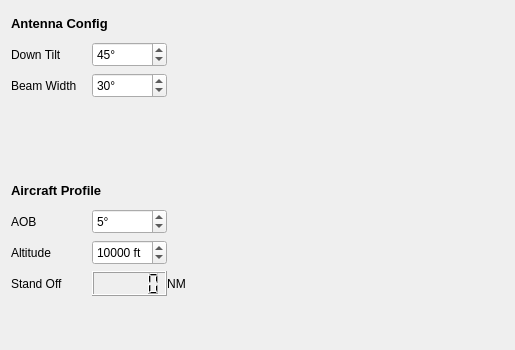
The window that antennacalculator.ui (hamish-mcc/AntennaLoSCalculator) describes before a commit, drawn with Qt 5.
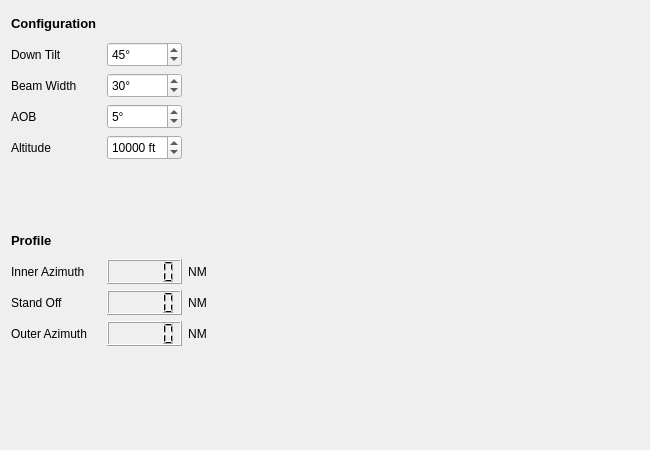
The same window after the commit.

Commit message: Basic version. TO DO - improve UI visuals.

Patch:
```diff
--- a/antennacalculator.ui
+++ b/antennacalculator.ui
@@ -6,8 +6,8 @@
    <rect>
     <x>0</x>
     <y>0</y>
-    <width>515</width>
-    <height>350</height>
+    <width>650</width>
+    <height>450</height>
    </rect>
   </property>
   <property name="sizePolicy">
@@ -16,20 +16,26 @@
     <verstretch>0</verstretch>
    </sizepolicy>
   </property>
+  <property name="minimumSize">
+   <size>
+    <width>650</width>
+    <height>450</height>
+   </size>
+  </property>
   <property name="maximumSize">
    <size>
-    <width>515</width>
-    <height>350</height>
+    <width>650</width>
+    <height>450</height>
    </size>
   </property>
   <property name="windowTitle">
    <string>AntennaCalculator</string>
   </property>
   <layout class="QGridLayout" name="gridLayout">
-   <item row="1" column="0">
-    <layout class="QVBoxLayout" name="aircraftProfileLayout">
+   <item row="0" column="0">
+    <layout class="QVBoxLayout" name="ConfigLayout">
      <item>
-      <widget class="QLabel" name="aircraftProfileLabel">
+      <widget class="QLabel" name="antennaConfigLabel">
        <property name="minimumSize">
         <size>
          <width>175</width>
@@ -50,10 +56,7 @@
         </font>
        </property>
        <property name="text">
-        <string>Aircraft Profile</string>
-       </property>
-       <property name="alignment">
-        <set>Qt::AlignLeading|Qt::AlignLeft|Qt::AlignVCenter</set>
+        <string>Configuration</string>
        </property>
       </widget>
      </item>
@@ -62,20 +65,131 @@
        <property name="labelAlignment">
         <set>Qt::AlignLeading|Qt::AlignLeft|Qt::AlignTop</set>
        </property>
-       <property name="formAlignment">
-        <set>Qt::AlignLeading|Qt::AlignLeft|Qt::AlignTop</set>
-       </property>
        <item row="0" column="0">
+        <widget class="QLabel" name="downTiltLabel">
+         <property name="minimumSize">
+          <size>
+           <width>90</width>
+           <height>25</height>
+          </size>
+         </property>
+         <property name="maximumSize">
+          <size>
+           <width>90</width>
+           <height>25</height>
+          </size>
+         </property>
+         <property name="font">
+          <font>
+           <pointsize>9</pointsize>
+          </font>
+         </property>
+         <property name="text">
+          <string>Down Tilt</string>
+         </property>
+        </widget>
+       </item>
+       <item row="0" column="1">
+        <widget class="QSpinBox" name="downTiltInput">
+         <property name="minimumSize">
+          <size>
+           <width>75</width>
+           <height>25</height>
+          </size>
+         </property>
+         <property name="maximumSize">
+          <size>
+           <width>75</width>
+           <height>25</height>
+          </size>
+         </property>
+         <property name="font">
+          <font>
+           <pointsize>9</pointsize>
+          </font>
+         </property>
+         <property name="suffix">
+          <string>°</string>
+         </property>
+         <property name="minimum">
+          <number>15</number>
+         </property>
+         <property name="maximum">
+          <number>75</number>
+         </property>
+         <property name="value">
+          <number>45</number>
+         </property>
+        </widget>
+       </item>
+       <item row="1" column="0">
+        <widget class="QLabel" name="beamWidthLabel">
+         <property name="minimumSize">
+          <size>
+           <width>90</width>
+           <height>25</height>
+          </size>
+         </property>
+         <property name="maximumSize">
+          <size>
+           <width>90</width>
+           <height>25</height>
+          </size>
+         </property>
+         <property name="font">
+          <font>
+           <pointsize>9</pointsize>
+          </font>
+         </property>
+         <property name="text">
+          <string>Beam Width</string>
+         </property>
+        </widget>
+       </item>
+       <item row="1" column="1">
+        <widget class="QSpinBox" name="beamWidthInput">
+         <property name="minimumSize">
+          <size>
+           <width>75</width>
+           <height>25</height>
+          </size>
+         </property>
+         <property name="maximumSize">
+          <size>
+           <width>75</width>
+           <height>25</height>
+          </size>
+         </property>
+         <property name="font">
+          <font>
+           <pointsize>9</pointsize>
+          </font>
+         </property>
+         <property name="suffix">
+          <string>°</string>
+         </property>
+         <property name="minimum">
+          <number>0</number>
+         </property>
+         <property name="maximum">
+          <number>100</number>
+         </property>
+         <property name="value">
+          <number>30</number>
+         </property>
+        </widget>
+       </item>
+       <item row="2" column="0">
         <widget class="QLabel" name="aobLabel">
          <property name="minimumSize">
           <size>
-           <width>75</width>
+           <width>90</width>
            <height>25</height>
           </size>
          </property>
          <property name="maximumSize">
           <size>
-           <width>75</width>
+           <width>90</width>
            <height>25</height>
           </size>
          </property>
@@ -89,7 +203,7 @@
          </property>
         </widget>
        </item>
-       <item row="0" column="1">
+       <item row="2" column="1">
         <widget class="QSpinBox" name="aobInput">
          <property name="minimumSize">
           <size>
@@ -122,17 +236,17 @@
          </property>
         </widget>
        </item>
-       <item row="1" column="0">
+       <item row="3" column="0">
         <widget class="QLabel" name="altitudeLabel">
          <property name="minimumSize">
           <size>
-           <width>75</width>
+           <width>90</width>
            <height>25</height>
           </size>
          </property>
          <property name="maximumSize">
           <size>
-           <width>75</width>
+           <width>90</width>
            <height>25</height>
           </size>
          </property>
@@ -146,7 +260,7 @@
          </property>
         </widget>
        </item>
-       <item row="1" column="1">
+       <item row="3" column="1">
         <widget class="QSpinBox" name="altitudeInput">
          <property name="minimumSize">
           <size>
@@ -179,17 +293,127 @@
          </property>
         </widget>
        </item>
-       <item row="2" column="0">
+      </layout>
+     </item>
+    </layout>
+   </item>
+   <item row="0" column="1" rowspan="2">
+    <layout class="QVBoxLayout" name="figLayout"/>
+   </item>
+   <item row="1" column="0">
+    <layout class="QVBoxLayout" name="ProfileLayout">
+     <item>
+      <widget class="QLabel" name="aircraftProfileLabel">
+       <property name="minimumSize">
+        <size>
+         <width>175</width>
+         <height>25</height>
+        </size>
+       </property>
+       <property name="maximumSize">
+        <size>
+         <width>175</width>
+         <height>25</height>
+        </size>
+       </property>
+       <property name="font">
+        <font>
+         <pointsize>10</pointsize>
+         <weight>75</weight>
+         <bold>true</bold>
+        </font>
+       </property>
+       <property name="text">
+        <string>Profile</string>
+       </property>
+       <property name="alignment">
+        <set>Qt::AlignLeading|Qt::AlignLeft|Qt::AlignVCenter</set>
+       </property>
+      </widget>
+     </item>
+     <item>
+      <layout class="QFormLayout" name="ProfileForm">
+       <property name="labelAlignment">
+        <set>Qt::AlignLeading|Qt::AlignLeft|Qt::AlignTop</set>
+       </property>
+       <property name="formAlignment">
+        <set>Qt::AlignLeading|Qt::AlignLeft|Qt::AlignTop</set>
+       </property>
+       <item row="0" column="1">
+        <widget class="QWidget" name="innerAzDisplay" native="true">
+         <property name="minimumSize">
+          <size>
+           <width>100</width>
+           <height>25</height>
+          </size>
+         </property>
+         <property name="maximumSize">
+          <size>
+           <width>100</width>
+           <height>25</height>
+          </size>
+         </property>
+         <widget class="QLCDNumber" name="innerAzValue">
+          <property name="geometry">
+           <rect>
+            <x>0</x>
+            <y>0</y>
+            <width>75</width>
+            <height>25</height>
+           </rect>
+          </property>
+          <property name="minimumSize">
+           <size>
+            <width>75</width>
+            <height>25</height>
+           </size>
+          </property>
+          <property name="maximumSize">
+           <size>
+            <width>75</width>
+            <height>25</height>
+           </size>
+          </property>
+          <property name="font">
+           <font>
+            <pointsize>9</pointsize>
+           </font>
+          </property>
+         </widget>
+         <widget class="QLabel" name="NmLabel_3">
+          <property name="geometry">
+           <rect>
+            <x>80</x>
+            <y>0</y>
+            <width>21</width>
+            <height>20</height>
+           </rect>
+          </property>
+          <property name="font">
+           <font>
+            <pointsize>9</pointsize>
+           </font>
+          </property>
+          <property name="text">
+           <string>NM</string>
+          </property>
+          <property name="alignment">
+           <set>Qt::AlignBottom|Qt::AlignHCenter</set>
+          </property>
+         </widget>
+        </widget>
+       </item>
+       <item row="1" column="0">
         <widget class="QLabel" name="standOffLabel">
          <property name="minimumSize">
           <size>
-           <width>75</width>
+           <width>90</width>
            <height>25</height>
           </size>
          </property>
          <property name="maximumSize">
           <size>
-           <width>75</width>
+           <width>90</width>
            <height>25</height>
           </size>
          </property>
@@ -203,7 +427,7 @@
          </property>
         </widget>
        </item>
-       <item row="2" column="1">
+       <item row="1" column="1">
         <widget class="QWidget" name="standOffDisplay" native="true">
          <property name="minimumSize">
           <size>
@@ -213,14 +437,14 @@
          </property>
          <property name="maximumSize">
           <size>
-           <width>75</width>
+           <width>100</width>
            <height>25</height>
           </size>
          </property>
          <widget class="QLabel" name="NmLabel">
           <property name="geometry">
            <rect>
-            <x>74</x>
+            <x>80</x>
             <y>0</y>
             <width>21</width>
             <height>20</height>
@@ -267,69 +491,53 @@
          </widget>
         </widget>
        </item>
-      </layout>
-     </item>
-    </layout>
-   </item>
-   <item row="0" column="0">
-    <layout class="QVBoxLayout" name="antennaConfigLayout">
-     <item>
-      <widget class="QLabel" name="antennaConfigLabel">
+       <item row="2" column="0">
+        <widget class="QLabel" name="outerAzLabel">
        <property name="minimumSize">
         <size>
-         <width>175</width>
+           <width>90</width>
          <height>25</height>
         </size>
        </property>
        <property name="maximumSize">
         <size>
-         <width>175</width>
+           <width>90</width>
          <height>25</height>
         </size>
        </property>
        <property name="font">
         <font>
-         <pointsize>10</pointsize>
-         <weight>75</weight>
-         <bold>true</bold>
+           <pointsize>9</pointsize>
         </font>
        </property>
        <property name="text">
-        <string>Antenna Config</string>
+          <string>Outer Azimuth</string>
        </property>
       </widget>
      </item>
-     <item>
-      <layout class="QFormLayout" name="antennaConfigForm">
-       <property name="labelAlignment">
-        <set>Qt::AlignLeading|Qt::AlignLeft|Qt::AlignTop</set>
-       </property>
-       <item row="0" column="0">
-        <widget class="QLabel" name="downTiltLabel">
+       <item row="2" column="1">
+        <widget class="QWidget" name="outerAzDisplay" native="true">
          <property name="minimumSize">
           <size>
-           <width>75</width>
+           <width>100</width>
            <height>25</height>
           </size>
          </property>
          <property name="maximumSize">
           <size>
-           <width>75</width>
+           <width>100</width>
            <height>25</height>
           </size>
          </property>
-         <property name="font">
-          <font>
-           <pointsize>9</pointsize>
-          </font>
-         </property>
-         <property name="text">
-          <string>Down Tilt</string>
-         </property>
-        </widget>
-       </item>
-       <item row="0" column="1">
-        <widget class="QSpinBox" name="downTiltInput">
+         <widget class="QLCDNumber" name="outerAzValue">
+          <property name="geometry">
+           <rect>
+            <x>0</x>
+            <y>0</y>
+            <width>75</width>
+            <height>25</height>
+           </rect>
+          </property>
          <property name="minimumSize">
           <size>
            <width>75</width>
@@ -347,55 +555,41 @@
            <pointsize>9</pointsize>
           </font>
          </property>
-         <property name="suffix">
-          <string>°</string>
-         </property>
-         <property name="minimum">
-          <number>15</number>
-         </property>
-         <property name="maximum">
-          <number>75</number>
-         </property>
-         <property name="value">
-          <number>45</number>
-         </property>
-        </widget>
-       </item>
-       <item row="1" column="0">
-        <widget class="QLabel" name="beamWidthLabel">
-         <property name="minimumSize">
-          <size>
-           <width>75</width>
-           <height>25</height>
-          </size>
-         </property>
-         <property name="maximumSize">
-          <size>
-           <width>75</width>
-           <height>25</height>
-          </size>
-         </property>
+         </widget>
+         <widget class="QLabel" name="NmLabel_4">
+          <property name="geometry">
+           <rect>
+            <x>80</x>
+            <y>0</y>
+            <width>21</width>
+            <height>20</height>
+           </rect>
+          </property>
          <property name="font">
           <font>
            <pointsize>9</pointsize>
           </font>
          </property>
          <property name="text">
-          <string>Beam Width</string>
-         </property>
-        </widget>
+           <string>NM</string>
+          </property>
+          <property name="alignment">
+           <set>Qt::AlignBottom|Qt::AlignHCenter</set>
+          </property>
+         </widget>
+        </widget>
        </item>
-       <item row="1" column="1">
-        <widget class="QSpinBox" name="beamWidthInput">
+       <item row="0" column="0">
+        <widget class="QLabel" name="innerAzLabel">
          <property name="minimumSize">
           <size>
-           <width>75</width>
+           <width>90</width>
            <height>25</height>
           </size>
          </property>
          <property name="maximumSize">
           <size>
-           <width>75</width>
+           <width>90</width>
            <height>25</height>
           </size>
          </property>
@@ -404,18 +598,9 @@
            <pointsize>9</pointsize>
           </font>
          </property>
-         <property name="suffix">
-          <string>°</string>
+         <property name="text">
+          <string>Inner Azimuth</string>
          </property>
-         <property name="minimum">
-          <number>0</number>
-         </property>
-         <property name="maximum">
-          <number>100</number>
-         </property>
-         <property name="value">
-          <number>30</number>
-         </property>
         </widget>
        </item>
       </layout>
```
Left out of the diff: 5 changed lines with no effect on the pictures. Lines whose indentation alone changed are shown as unchanged. The commit also changes 3 other files.
